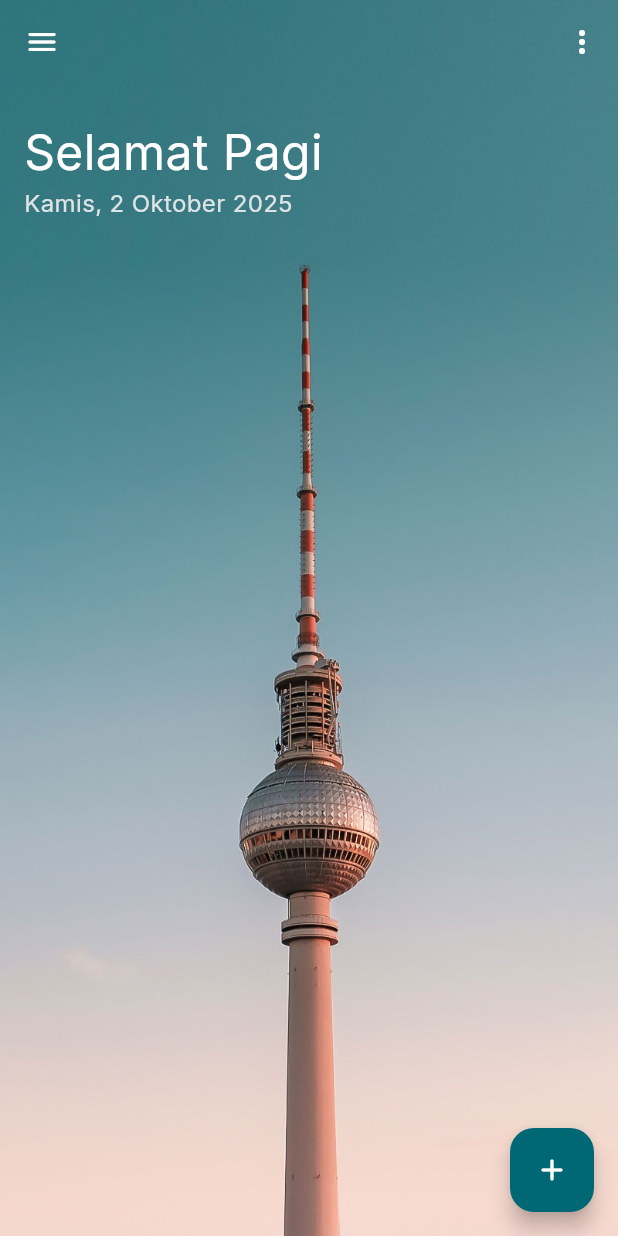
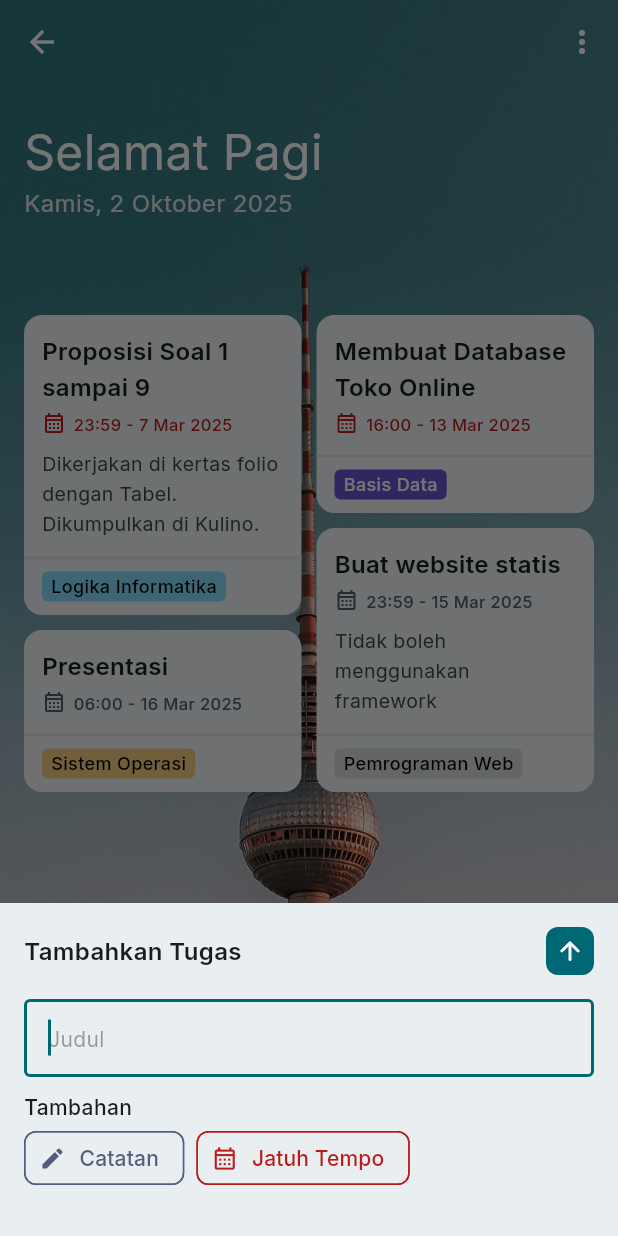
Before and after one commit to JavierGavra/co-do, a Flutter app: the MyDayPage screen opened directly, after a tap on the "add" icon, on a phone screen of 412 x 824 dp. Run offline on Flutter 3.47's test engine with Material 3 defaults, Android fonts, the phone set to English and light mode, and no system bars; our stand-ins replace page_transition.

Commit message:
feat: Add task UI

```diff
--- /dev/null
+++ b/lib/core/widgets/add_task_bottom_sheet.dart
@@ -0,0 +1,189 @@
+import 'package:codo/core/widgets/due_date_field.dart';
+import 'package:codo/core/widgets/due_time_field.dart';
+import 'package:flutter/material.dart';
+
+class AddTaskBottomSheet extends StatefulWidget {
+  const AddTaskBottomSheet({super.key});
+
+  @override
+  State<AddTaskBottomSheet> createState() => _AddTaskBottomSheetState();
+}
+
+class _AddTaskBottomSheetState extends State<AddTaskBottomSheet> {
+  final List<bool> showAdditional = [false, false];
+
+  @override
+  Widget build(BuildContext context) {
+    final color = Theme.of(context).colorScheme;
+
+    return Padding(
+      padding: EdgeInsets.only(
+        bottom: (MediaQuery.viewInsetsOf(context).bottom > 0) ? 305 : 0,
+      ),
+      child: Container(
+        width: double.infinity,
+        color: color.surfaceContainer,
+        padding: EdgeInsets.fromLTRB(16, 16, 16, 30),
+        child: Column(
+          crossAxisAlignment: CrossAxisAlignment.start,
+          mainAxisSize: MainAxisSize.min,
+          children: [
+            Row(
+              mainAxisAlignment: MainAxisAlignment.spaceBetween,
+              children: [
+                Text(
+                  "Tambahkan Tugas",
+                  style: TextStyle(
+                    fontSize: 16,
+                    fontWeight: FontWeight.w600,
+                    height: 1.5,
+                  ),
+                ),
+                // CloseButton(),
+                SizedBox(
+                  height: 32,
+                  width: 32,
+                  child: IconButton.filled(
+                    onPressed: () => Navigator.pop(context),
+                    padding: EdgeInsets.zero,
+                    icon: Icon(Icons.arrow_upward_rounded, size: 20),
+                    style: IconButton.styleFrom(
+                      shape: RoundedRectangleBorder(
+                        borderRadius: BorderRadiusGeometry.circular(8),
+                      ),
+                    ),
+                  ),
+                ),
+              ],
+            ),
+            SizedBox(height: 16),
+
+            // Titlw
+            TextField(
+              autofocus: true,
+              textInputAction: TextInputAction.next,
+              decoration: InputDecoration(
+                hint: Text(
+                  "Judul",
+                  style: TextStyle(
+                    color: color.onSurfaceVariant.withValues(alpha: 0.5),
+                  ),
+                ),
+                border: OutlineInputBorder(),
+                visualDensity: VisualDensity.comfortable,
+              ),
+            ),
+
+            // Note
+            if (showAdditional[0]) _noteSection(context),
+
+            // Due Date
+            if (showAdditional[1]) _dueDateSection(),
+
+            // Additional
+            if (!showAdditional.every((element) => element == true))
+              Padding(
+                padding: const EdgeInsets.only(bottom: 2, top: 10),
+                child: Text(
+                  "Tambahan",
+                  style: TextStyle(fontWeight: FontWeight.w500, height: 1.42),
+                ),
+              ),
+            Wrap(
+              spacing: 8,
+              children: [
+                if (showAdditional[0] == false)
+                  _additionalChip(
+                    context,
+                    id: 0,
+                    color: color.tertiary,
+                    label: "Catatan",
+                    icon: Icons.edit,
+                  ),
+                if (showAdditional[1] == false)
+                  _additionalChip(
+                    context,
+                    id: 1,
+                    color: color.error,
+                    label: "Jatuh Tempo",
+                    icon: Icons.calendar_month_outlined,
+                  ),
+              ],
+            ),
+          ],
+        ),
+      ),
+    );
+  }
+
+  //============================================================================
+
+  Widget _dueDateSection() {
+    return Padding(
+      padding: EdgeInsets.only(top: 10),
+      child: Row(
+        spacing: 10,
+        children: [
+          Expanded(
+            flex: 3,
+            child: DueDateField(onChanged: (value) => print(value)),
+          ),
+          Expanded(child: DueTimeField(onChanged: (value) => print(value))),
+        ],
+      ),
+    );
+  }
+
+  Widget _noteSection(BuildContext context) {
+    final color = Theme.of(context).colorScheme;
+    return Padding(
+      padding: EdgeInsets.only(top: 15),
+      child: TextField(
+        textInputAction: TextInputAction.newline,
+        maxLines: null,
+        style: TextStyle(fontSize: 13, height: 1.53),
+        decoration: InputDecoration(
+          floatingLabelBehavior: FloatingLabelBehavior.always,
+          border: OutlineInputBorder(),
+          label: Text("Catatan"),
+          hint: Text(
+            "Catatan...",
+            style: TextStyle(
+              color: color.onSurfaceVariant.withValues(alpha: 0.5),
+            ),
+          ),
+        ),
+      ),
+    );
+  }
+
+  Widget _additionalChip(
+    BuildContext context, {
+    required int id,
+    required Color color,
+    required IconData icon,
+    required String label,
+  }) {
+    final backgroundColor = Theme.of(context).colorScheme.surfaceContainer;
+    return ActionChip(
+      onPressed: () => setState(() => showAdditional[id] = true),
+      label: Text(label),
+      side: BorderSide(color: color),
+      backgroundColor: backgroundColor,
+      visualDensity: VisualDensity.comfortable,
+      labelStyle: TextStyle(color: color),
+      avatar: Icon(icon, color: color),
+    );
+  }
+}
+
+void showAddTaskBottomSheet(BuildContext context) {
+  showModalBottomSheet(
+    context: context,
+    isScrollControlled: true,
+    backgroundColor: Colors.transparent,
+    builder: (BuildContext context) {
+      return AddTaskBottomSheet();
+    },
+  );
+}
--- /dev/null
+++ b/lib/core/widgets/tag_chip.dart
@@ -0,0 +1,27 @@
+import 'package:codo/features/my_day/models/task.dart';
+import 'package:flutter/material.dart';
+
+class TagChip extends StatelessWidget {
+  const TagChip(this.tag, {super.key});
+  final Tag tag;
+
+  @override
+  Widget build(BuildContext context) {
+    return Container(
+      padding: EdgeInsets.symmetric(horizontal: 6, vertical: 2),
+      decoration: BoxDecoration(
+        color: Color(int.parse("0xff${tag.backgroundHex}")),
+        borderRadius: BorderRadius.circular(4),
+      ),
+      child: Text(
+        tag.text,
+        style: TextStyle(
+          fontWeight: FontWeight.w500,
+          color: tag.isBackgroundDark ? Colors.white : Colors.black,
+          fontSize: 12,
+          height: 1.33,
+        ),
+      ),
+    );
+  }
+}
--- /dev/null
+++ b/lib/features/my_day/models/task.dart
@@ -0,0 +1,60 @@
+class Task {
+  String title;
+  DateTime dueDate;
+  String? note;
+  Set<Tag> tags;
+
+  Task({
+    required this.title,
+    required this.dueDate,
+    this.note,
+    this.tags = const {},
+  });
+
+  static List<Task> dummy() {
+    return [
+      Task(
+        title: "Proposisi Soal 1 sampai 9",
+        dueDate: DateTime(2025, 3, 7, 23, 59),
+        note:
+            "Dikerjakan di kertas folio dengan Tabel.\nDikumpulkan di Kulino.",
+        tags: {Tag(text: "Logika Informatika", backgroundHex: "86DDFD")},
+      ),
+
+      Task(
+        title: "Membuat Database Toko Online",
+        dueDate: DateTime(2025, 3, 13, 16, 0),
+        tags: {
+          Tag(
+            text: "Basis Data",
+            backgroundHex: "6456D1",
+            isBackgroundDark: true,
+          ),
+        },
+      ),
+      Task(
+        title: "Buat website statis",
+        dueDate: DateTime(2025, 3, 15, 23, 59),
+        note: "Tidak boleh menggunakan framework",
+        tags: {Tag(text: "Pemrograman Web", backgroundHex: "D7DDE0")},
+      ),
+      Task(
+        title: "Presentasi",
+        dueDate: DateTime(2025, 3, 16, 6, 0),
+        tags: {Tag(text: "Sistem Operasi", backgroundHex: "F6CF82")},
+      ),
+    ];
+  }
+}
+
+class Tag {
+  final String text;
+  final String backgroundHex;
+  final bool isBackgroundDark;
+
+  const Tag({
+    required this.text,
+    required this.backgroundHex,
+    this.isBackgroundDark = false,
+  });
+}
--- a/lib/features/my_day/views/pages/my_day_page.dart
+++ b/lib/features/my_day/views/pages/my_day_page.dart
@@ -1,7 +1,11 @@
 import 'package:codo/core/constant/image_assets.dart';
 import 'package:codo/core/utils/time/time_utils.dart';
+import 'package:codo/core/widgets/add_task_bottom_sheet.dart';
 import 'package:codo/features/menu/views/pages/menu_page.dart';
+import 'package:codo/features/my_day/models/task.dart';
+import 'package:codo/features/my_day/views/widgets/task_card_widget.dart';
 import 'package:flutter/material.dart';
+import 'package:flutter_staggered_grid_view/flutter_staggered_grid_view.dart';
 import 'package:page_transition/page_transition.dart';
 
 class MyDayPage extends StatefulWidget {
@@ -12,7 +16,7 @@ class MyDayPage extends StatefulWidget {
 }
 
 class _MyDayPageState extends State<MyDayPage> {
-  final double _collapsedHeight = 64;
+  final double _collapsedHeight = 56;
   final double _expandedHeight = 146;
 
   late ScrollController _scrollController;
@@ -42,6 +46,7 @@ class _MyDayPageState extends State<MyDayPage> {
     final isDark = Theme.brightnessOf(context) == Brightness.dark;
 
     return Scaffold(
+      resizeToAvoidBottomInset: false,
       body: Stack(
         children: [
           Image.asset(
@@ -52,12 +57,19 @@ class _MyDayPageState extends State<MyDayPage> {
           CustomScrollView(
             controller: _scrollController,
             slivers: [
-              _sliverAppBar(),
-              SliverToBoxAdapter(
-                child: Container(
-                  height: 3140,
-                  width: double.infinity,
-                  // color: color.surface.withValues(alpha: 0.5),
+              _sliverAppBar(color),
+              SliverPadding(
+                padding: EdgeInsetsGeometry.fromLTRB(16, 64, 16, 100),
+                sliver: SliverMasonryGrid(
+                  mainAxisSpacing: 10,
+                  crossAxisSpacing: 10,
+                  gridDelegate: SliverSimpleGridDelegateWithFixedCrossAxisCount(
+                    crossAxisCount: 2,
+                  ),
+                  delegate: SliverChildBuilderDelegate((context, index) {
+                    final model = Task.dummy()[index];
+                    return TaskCardWidget(model);
+                  }, childCount: Task.dummy().length),
                 ),
               ),
             ],
@@ -65,7 +77,7 @@ class _MyDayPageState extends State<MyDayPage> {
         ],
       ),
       floatingActionButton: FloatingActionButton(
-        onPressed: () {},
+        onPressed: () => showAddTaskBottomSheet(context),
         backgroundColor: color.primary,
         foregroundColor: color.onPrimary,
         child: Icon(Icons.add_rounded),
@@ -75,31 +87,20 @@ class _MyDayPageState extends State<MyDayPage> {
 
   //============================================================================
 
-  Widget _sliverAppBar() {
+  Widget _sliverAppBar(ColorScheme color) {
+    return ValueListenableBuilder(
+      valueListenable: _isCollapsed,
+      builder: (context, value, child) {
         return SliverAppBar(
           pinned: true,
-      foregroundColor: Colors.white,
-      backgroundColor: Colors.transparent,
-      forceMaterialTransparency: true,
+          foregroundColor: value ? color.onSurface : Colors.white,
+          backgroundColor: value ? color.surfaceContainer : Colors.transparent,
           expandedHeight: _expandedHeight,
           collapsedHeight: _collapsedHeight,
-      leading: IconButton(
-        onPressed: () {
-          context.pushTransition(
-            type: PageTransitionType.leftToRight,
-            curve: Curves.easeInOutCubic,
-            child: MenuPage(),
-          );
-        },
-        icon: Icon(Icons.menu_rounded),
-      ),
           actions: [
             IconButton(onPressed: () {}, icon: Icon(Icons.more_vert_rounded)),
           ],
-      title: ValueListenableBuilder(
-        valueListenable: _isCollapsed,
-        builder: (context, value, child) {
-          return AnimatedOpacity(
+          title: AnimatedOpacity(
             duration: const Duration(milliseconds: 200),
             opacity: value ? 1 : 0,
             child: Column(
@@ -119,8 +120,6 @@ class _MyDayPageState extends State<MyDayPage> {
                 ),
               ],
             ),
-          );
-        },
           ),
           flexibleSpace: FlexibleSpaceBar(
             titlePadding: EdgeInsets.only(left: 16),
@@ -152,5 +151,7 @@ class _MyDayPageState extends State<MyDayPage> {
             ),
           ),
         );
+      },
+    );
   }
 }
--- /dev/null
+++ b/lib/features/my_day/views/widgets/task_card_widget.dart
@@ -0,0 +1,112 @@
+import 'package:codo/core/widgets/tag_chip.dart';
+import 'package:codo/features/my_day/models/task.dart';
+import 'package:flutter/material.dart';
+import 'package:flutter/services.dart';
+import 'package:intl/intl.dart';
+
+class TaskCardWidget extends StatelessWidget {
+  const TaskCardWidget(this.data, {super.key});
+  final Task data;
+
+  @override
+  Widget build(BuildContext context) {
+    final color = Theme.of(context).colorScheme;
+
+    final daydifference = DateTime(2025, 3, 3).difference(data.dueDate).inDays;
+    final dueColor = daydifference < -10 ? color.secondary : color.error;
+
+    return Material(
+      color: color.surfaceContainerLow,
+      borderRadius: BorderRadius.circular(12),
+      child: InkWell(
+        onTap: () {
+          print("Card");
+        },
+        onLongPress: () {
+          HapticFeedback.lightImpact();
+        },
+        borderRadius: BorderRadius.circular(12),
+        child: Column(
+          crossAxisAlignment: CrossAxisAlignment.start,
+          children: [
+            Padding(
+              padding: EdgeInsets.fromLTRB(12, 12, 12, 12),
+              child: Column(
+                crossAxisAlignment: CrossAxisAlignment.start,
+                children: [
+                  // Checkbox(
+                  //   value: false,
+                  //   onChanged: (value) {
+                  //     print("Check");
+                  //   },
+                  //   shape: CircleBorder(),
+                  // ),
+
+                  // Title
+                  Text(
+                    data.title,
+                    style: TextStyle(
+                      fontWeight: FontWeight.w600,
+                      fontSize: 16,
+                      height: 1.5,
+                    ),
+                  ),
+                  SizedBox(height: 4),
+
+                  // Due Date
+                  Row(
+                    crossAxisAlignment: CrossAxisAlignment.start,
+                    mainAxisSize: MainAxisSize.min,
+                    spacing: 5,
+                    children: [
+                      Icon(
+                        Icons.calendar_month_outlined,
+                        color: dueColor,
+                        size: 16,
+                      ),
+                      Padding(
+                        padding: const EdgeInsets.only(top: 1),
+                        child: Text(
+                          DateFormat('HH:mm - d MMM y').format(data.dueDate),
+                          style: TextStyle(
+                            fontWeight: FontWeight.w500,
+                            color: dueColor,
+                            fontSize: 11,
+                            height: 1.45,
+                          ),
+                        ),
+                      ),
+                    ],
+                  ),
+
+                  // Note
+                  if (data.note != null)
+                    Padding(
+                      padding: const EdgeInsets.only(top: 8),
+                      child: Text(
+                        data.note!,
+                        style: TextStyle(
+                          color: color.onSurfaceVariant,
+                          fontSize: 13,
+                          height: 1.53,
+                        ),
+                      ),
+                    ),
+                ],
+              ),
+            ),
+
+            Container(height: 2, color: color.surfaceContainerHighest),
+            Padding(
+              padding: const EdgeInsets.fromLTRB(12, 8, 12, 9),
+              child: Wrap(
+                runSpacing: 6,
+                children: [TagChip(data.tags.elementAt(0))],
+              ),
+            ),
+          ],
+        ),
+      ),
+    );
+  }
+}
--- a/lib/main.dart
+++ b/lib/main.dart
@@ -1,5 +1,5 @@
 import 'package:codo/core/theme/theme.dart';
-import 'package:codo/features/my_day/views/pages/my_day_page.dart';
+import 'package:codo/features/menu/views/pages/menu_page.dart';
 import 'package:flutter/material.dart';
 import 'package:intl/date_symbol_data_local.dart';
 
@@ -28,7 +28,7 @@ class MyApp extends StatelessWidget {
         colorScheme: MaterialTheme.darkScheme(),
         useMaterial3: true,
       ),
-      home: const MyDayPage(),
+      home: const MenuPage(),
     );
   }
 }
--- a/pubspec.yaml
+++ b/pubspec.yaml
@@ -36,6 +36,8 @@ dependencies:
   cupertino_icons: ^1.0.8
   intl: ^0.20.2
   page_transition: ^2.2.1
+  flutter_staggered_grid_view: ^0.7.0
+  sqflite: ^2.4.2
 
 dev_dependencies:
   flutter_test:
```
Also changed, not shown: lib/core/widgets/due_date_field.dart (added, +76 -0 lines), lib/core/widgets/due_time_field.dart (added, +59 -0 lines), lib/features/menu/views/pages/menu_page.dart (+28 -3 lines), pubspec.lock. Lines whose indentation alone changed are shown as unchanged.
